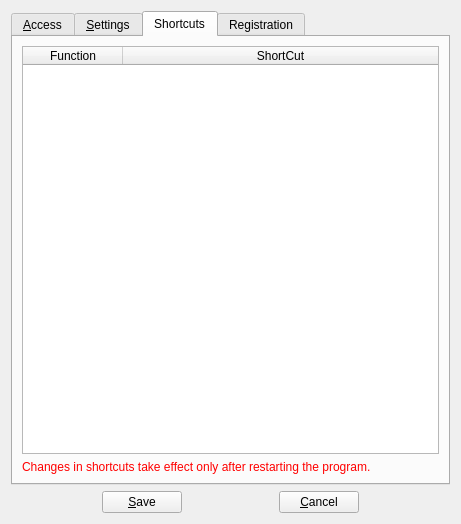
Above: vlc-record/forms/csettingsdlg.ui from code-google-com/vlc-record before the change. Below: the same form after it.
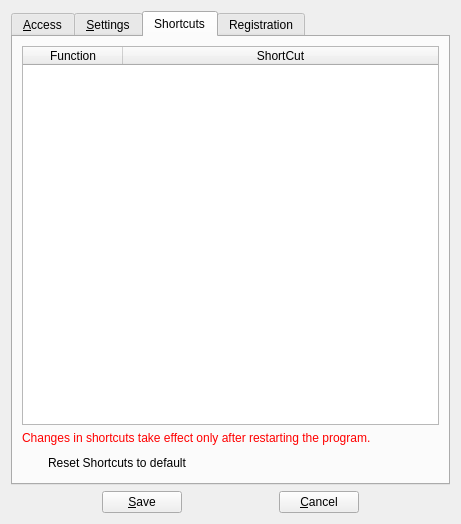
That is the form after the change. The open tabs and pages were chosen to show the change. Icons and pictures are not drawn.

Commit message: - make sure shortcut table is only re-translated if there is something to translate - add shortcut reset button - updated translation

Diff of the .ui file:
```diff
--- a/vlc-record/forms/csettingsdlg.ui
+++ b/vlc-record/forms/csettingsdlg.ui
@@ -730,6 +730,45 @@
          </property>
         </widget>
        </item>
+       <item row="2" column="0">
+        <layout class="QHBoxLayout" name="horizontalLayout">
+         <property name="spacing">
+          <number>2</number>
+         </property>
+         <item>
+          <widget class="QToolButton" name="btnResetShortcuts">
+           <property name="text">
+            <string/>
+           </property>
+           <property name="icon">
+            <iconset resource="../vlc-record.qrc">
+             <normaloff>:/app/reload</normaloff>:/app/reload</iconset>
+           </property>
+           <property name="iconSize">
+            <size>
+             <width>16</width>
+             <height>16</height>
+            </size>
+           </property>
+           <property name="autoRaise">
+            <bool>true</bool>
+           </property>
+          </widget>
+         </item>
+         <item>
+          <widget class="QLabel" name="label_18">
+           <property name="font">
+            <font>
+             <pointsize>9</pointsize>
+            </font>
+           </property>
+           <property name="text">
+            <string>Reset Shortcuts to default</string>
+           </property>
+          </widget>
+         </item>
+        </layout>
+       </item>
       </layout>
      </widget>
      <widget class="QWidget" name="tabRegister">
```
The commit also changes 10 other files.
